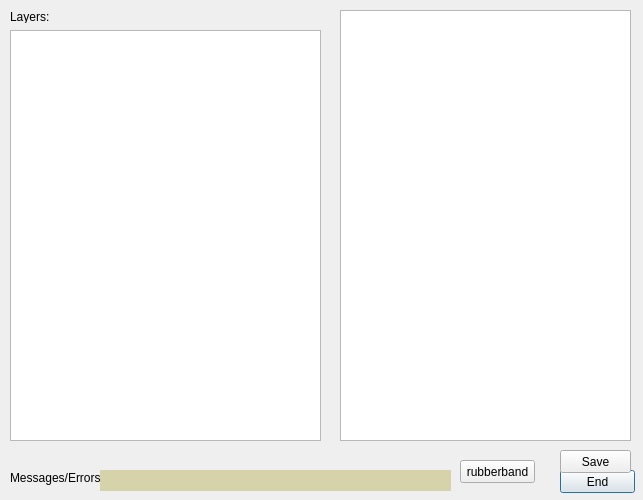
Old version of the form marine_values_dialog_base.ui in the repository csiro-chris-m/marine_values.
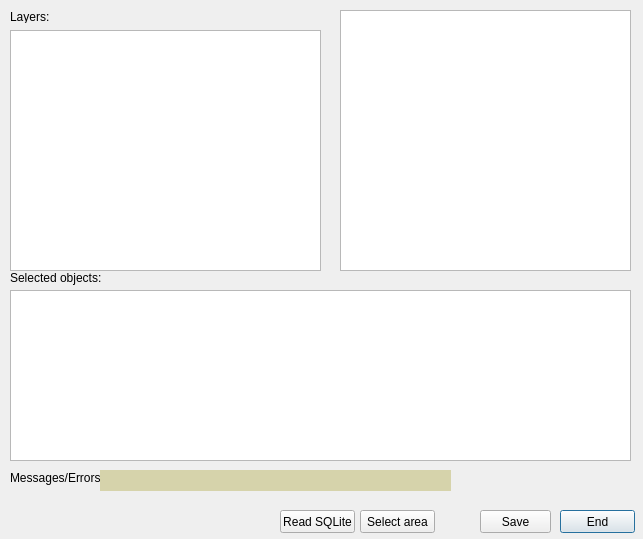
New version of the form.

What changed in the file:
```diff
--- a/marine_values_dialog_base.ui
+++ b/marine_values_dialog_base.ui
@@ -7,7 +7,7 @@
     <x>0</x>
     <y>0</y>
     <width>643</width>
-    <height>500</height>
+    <height>539</height>
    </rect>
   </property>
   <property name="windowTitle">
@@ -42,7 +42,7 @@
      <x>340</x>
      <y>10</y>
      <width>291</width>
-     <height>431</height>
+     <height>261</height>
     </rect>
    </property>
    <property name="sizePolicy">
@@ -71,7 +71,7 @@
    <property name="geometry">
     <rect>
      <x>560</x>
-     <y>470</y>
+     <y>510</y>
      <width>75</width>
      <height>23</height>
     </rect>
@@ -92,7 +92,7 @@
      <x>10</x>
      <y>30</y>
      <width>311</width>
-     <height>411</height>
+     <height>241</height>
     </rect>
    </property>
    <property name="sizePolicy">
@@ -132,8 +132,8 @@
   <widget class="QPushButton" name="saveProject">
    <property name="geometry">
     <rect>
-     <x>560</x>
-     <y>450</y>
+     <x>480</x>
+     <y>510</y>
      <width>71</width>
      <height>23</height>
     </rect>
@@ -174,14 +174,50 @@
   <widget class="QPushButton" name="rubberband">
    <property name="geometry">
     <rect>
-     <x>460</x>
-     <y>460</y>
+     <x>360</x>
+     <y>510</y>
      <width>75</width>
      <height>23</height>
     </rect>
    </property>
    <property name="text">
-    <string>rubberband</string>
+    <string>Select area</string>
+   </property>
+  </widget>
+  <widget class="QPushButton" name="readSQLiteDB">
+   <property name="geometry">
+    <rect>
+     <x>280</x>
+     <y>510</y>
+     <width>75</width>
+     <height>23</height>
+    </rect>
+   </property>
+   <property name="text">
+    <string>Read SQLite</string>
+   </property>
+  </widget>
+  <widget class="QListView" name="listFeatSel">
+   <property name="geometry">
+    <rect>
+     <x>10</x>
+     <y>290</y>
+     <width>621</width>
+     <height>171</height>
+    </rect>
+   </property>
+  </widget>
+  <widget class="QLabel" name="label_3">
+   <property name="geometry">
+    <rect>
+     <x>10</x>
+     <y>270</y>
+     <width>91</width>
+     <height>16</height>
+    </rect>
+   </property>
+   <property name="text">
+    <string>Selected objects:</string>
    </property>
   </widget>
  </widget>
```
